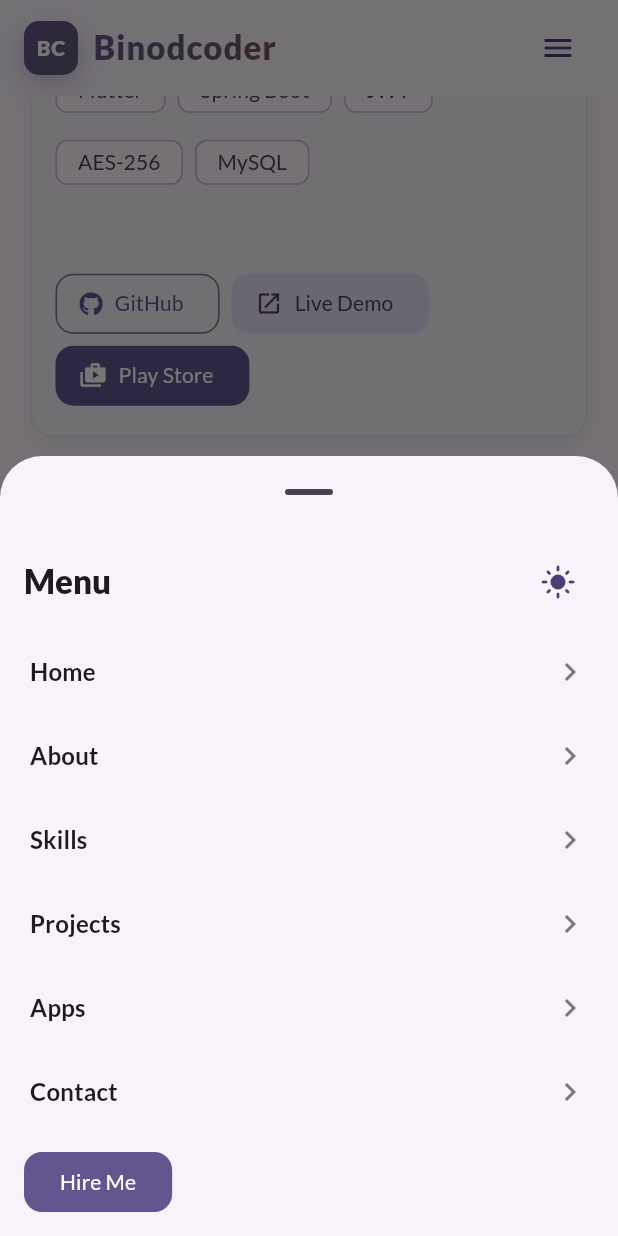
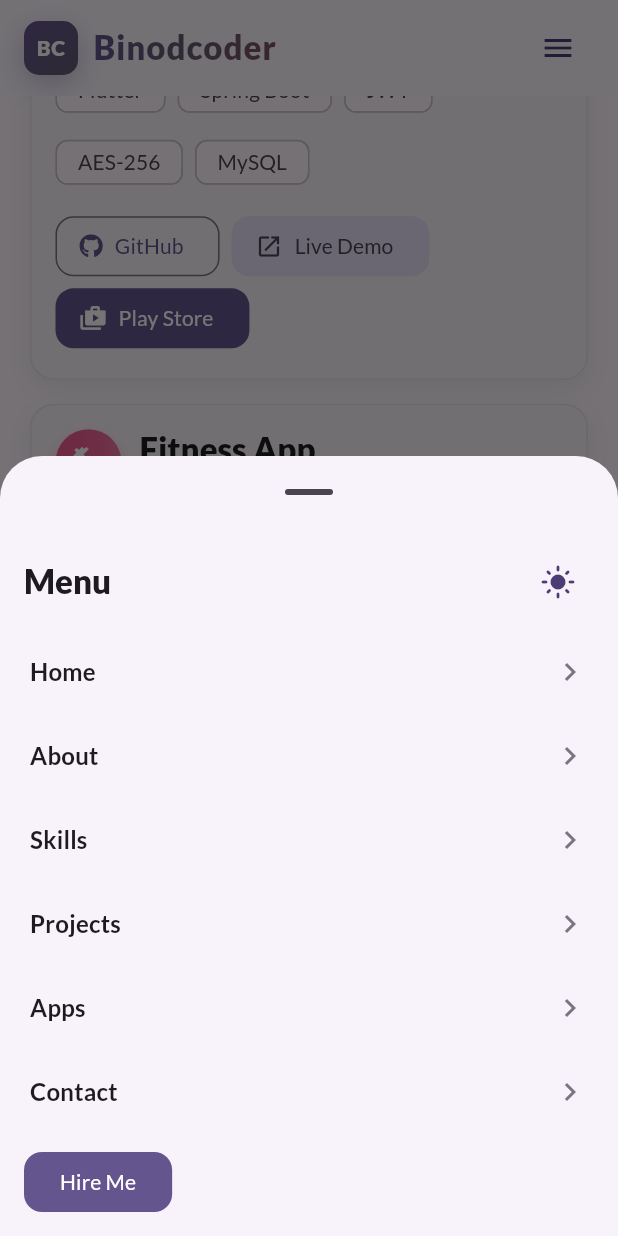
Before and after one commit to binodcoder/portfolio, a Flutter app: the screen it shows after launch, scrolled down 2304 dp, after a tap on the "menu" icon, on a phone screen of 412 x 824 dp. Run offline on Flutter 3.47's test engine with Material 3 defaults, Android fonts, the light colour scheme and no system bars; our stand-ins replace flutter_riverpod, font_awesome_flutter, google_fonts, shared_preferences, transparent_image, youtube_player_flutter and 1 more.

Commit message:
fix design issue

```diff
--- a/lib/features/home/widgets/apps_section.dart
+++ b/lib/features/home/widgets/apps_section.dart
@@ -45,20 +45,16 @@ class AppsSection extends StatelessWidget {
               crossAxisCount = 5;
             }
 
-            return GridView.builder(
-              physics: const NeverScrollableScrollPhysics(),
-              shrinkWrap: true,
-              itemCount: items.length,
-              gridDelegate: SliverGridDelegateWithFixedCrossAxisCount(
-                crossAxisCount: crossAxisCount,
-                crossAxisSpacing: 12,
-                mainAxisSpacing: 12,
-                // Slightly tighter aspect to avoid overly tall cards on web.
-                childAspectRatio: 1.1,
-              ),
-              itemBuilder: (context, index) {
-                final item = items[index];
-                return _AppCard(
+            const spacing = 12.0;
+            final itemWidth =
+                (width - spacing * (crossAxisCount - 1)) / crossAxisCount;
+            return Wrap(
+              spacing: spacing,
+              runSpacing: spacing,
+              children: items.map((item) {
+                return SizedBox(
+                  width: itemWidth,
+                  child: _AppCard(
                     icon: item.icon,
                     title: item.title,
                     onTap: () {
@@ -72,8 +68,9 @@ class AppsSection extends StatelessWidget {
                         );
                       }
                     },
+                  ),
                 );
-              },
+              }).toList(),
             );
           },
         ),
--- a/lib/features/home/widgets/project_card.dart
+++ b/lib/features/home/widgets/project_card.dart
@@ -83,6 +83,7 @@ class _ProjectCardState extends State<ProjectCard> {
             child: Padding(
               padding: const EdgeInsets.all(16.0),
               child: Column(
+                mainAxisSize: MainAxisSize.min,
                 crossAxisAlignment: CrossAxisAlignment.start,
                 children: [
                   Row(
@@ -127,8 +128,7 @@ class _ProjectCardState extends State<ProjectCard> {
                             ))
                         .toList(),
                   ),
-                  const Spacer(),
-                  const SizedBox(height: 8),
+                  const SizedBox(height: 12),
                   Wrap(
                     spacing: 8,
                     children: [
--- a/lib/features/home/widgets/projects_section.dart
+++ b/lib/features/home/widgets/projects_section.dart
@@ -15,21 +15,25 @@ class ProjectsSection extends StatelessWidget {
         const SizedBox(height: 16),
         LayoutBuilder(
           builder: (context, c) {
+            const spacing = 16.0;
             final isWide = c.maxWidth > 1000;
-            final gridCount = isWide ? 3 : (c.maxWidth > 700 ? 2 : 1);
-            return GridView.builder(
-              itemCount: projects.length,
-              shrinkWrap: true,
-              physics: const NeverScrollableScrollPhysics(),
-              gridDelegate: SliverGridDelegateWithFixedCrossAxisCount(
-                crossAxisCount: gridCount,
-                mainAxisSpacing: 16,
-                crossAxisSpacing: 16,
-                childAspectRatio: isWide ? 1.25 : 1.05,
-              ),
-              itemBuilder: (context, i) => TweenAnimationBuilder<double>(
+            final crossAxisCount = isWide ? 3 : (c.maxWidth > 700 ? 2 : 1);
+            final itemWidth =
+                (c.maxWidth - spacing * (crossAxisCount - 1)) / crossAxisCount;
+
+            return Wrap(
+              spacing: spacing,
+              runSpacing: spacing,
+              children: projects
+                  .asMap()
+                  .entries
+                  .map(
+                    (e) => SizedBox(
+                      width: itemWidth,
+                      child: TweenAnimationBuilder<double>(
                         tween: Tween(begin: 0, end: 1),
-                duration: Duration(milliseconds: 350 + (i % 6) * 60),
+                        duration: Duration(
+                            milliseconds: 350 + (e.key % 6) * 60),
                         curve: Curves.easeOutCubic,
                         builder: (context, value, child) => Opacity(
                           opacity: value,
@@ -38,8 +42,11 @@ class ProjectsSection extends StatelessWidget {
                             child: child,
                           ),
                         ),
-                child: ProjectCard(p: projects[i]),
+                        child: ProjectCard(p: e.value),
                       ),
+                    ),
+                  )
+                  .toList(),
             );
           },
         )
```
Lines whose indentation alone changed are shown as unchanged.
